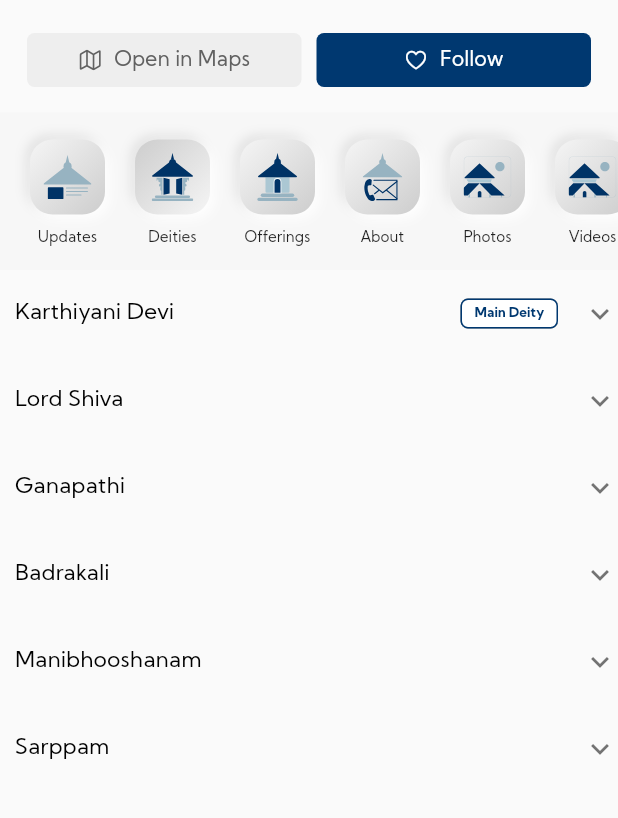
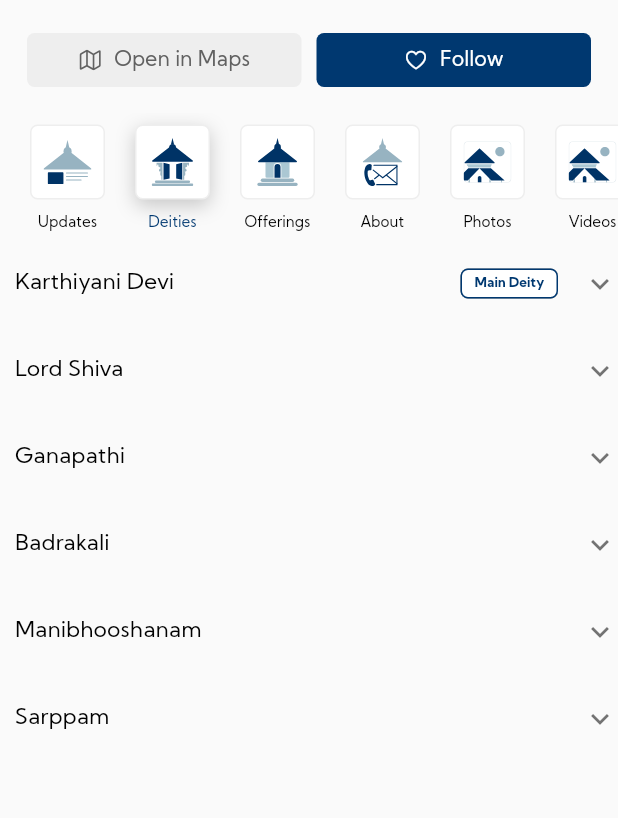
Before and after one commit to chekuthankl13/temple, a Flutter app: the screen it shows after launch, after a tap on an icon or button, on a phone screen of 412 x 824 dp, the part 405-1223 px from its top. Run offline on Flutter 3.47's test engine with Material 2 defaults, Android fonts, the phone set to English and light mode, and no system bars; drawn by our look-alikes of clay_containers; our stand-ins replace flutter_svg, youtube_player_flutter.

Commit message:
icons refined with box shadow

```diff
--- a/lib/sections/buttontab.dart
+++ b/lib/sections/buttontab.dart
@@ -10,8 +10,8 @@ class ButtonTabs extends StatelessWidget {
   Widget build(BuildContext context) {
     return Container(
       // padding: const EdgeInsets.only(top: 10),
-      color: const Color(0xFFF7F7F7),
-      height: 105,
+      // color: const Color(0xFF000000),
+      height: 85,
       child: ListView(
         scrollDirection: Axis.horizontal,
         padding: const EdgeInsets.only(
--- a/lib/widgets/Buttons/icons.dart
+++ b/lib/widgets/Buttons/icons.dart
@@ -47,30 +47,26 @@ class _ButtonIconState extends State<ButtonIcon>
       child: Column(
         crossAxisAlignment: CrossAxisAlignment.center,
         children: [
-          const SizedBox(
-            height: 10,
-          ),
-          ClayContainer(
-            height: 50,
-            width: 50,
-            depth: 20,
-            spread: 3,
-            emboss: true,
-            curveType: widget.isPressed ? CurveType.concave : CurveType.convex,
-            borderRadius: 15,
-            color: const Color(0xFFF5F5F5),
-            child: Container(
-              decoration: BoxDecoration(
-                // color: clr,
-                borderRadius: BorderRadius.circular(15),
-              ),
-              child: Center(
-                child: IconButton(
-                  onPressed: widget.onPressed,
-                  icon: widget.icons,
-                  // splashColor: Colors.red,
-                ),
-              ),
+          Container(
+            decoration: BoxDecoration(
+              color: Colors.white,
+              border: Border.all(color: Colors.grey.shade200, width: 1),
+              borderRadius: BorderRadius.all(Radius.circular(5)),
+              boxShadow: [
+                if (widget.isPressed)
+                  BoxShadow(
+                    color: Colors.black12.withOpacity(0.2),
+                    blurRadius: 10,
+                    spreadRadius: 0.0,
+                    offset: Offset(0, 4.0), // shadow direction: bottom right
+                  )
+              ],
+            ),
+            child: IconButton(
+              onPressed: widget.onPressed,
+              icon: widget.icons,
+              splashColor: Colors.transparent,
+              // splashColor: Colors.red,
             ),
           ),
           const SizedBox(
@@ -78,7 +74,11 @@ class _ButtonIconState extends State<ButtonIcon>
           ),
           Text(
             widget.txt,
-            style: const TextStyle(fontSize: 10),
+            style: TextStyle(
+                fontSize: 10,
+                color: widget.isPressed
+                    ? Theme.of(context).primaryColor
+                    : Colors.black),
           ),
         ],
       ),
```
